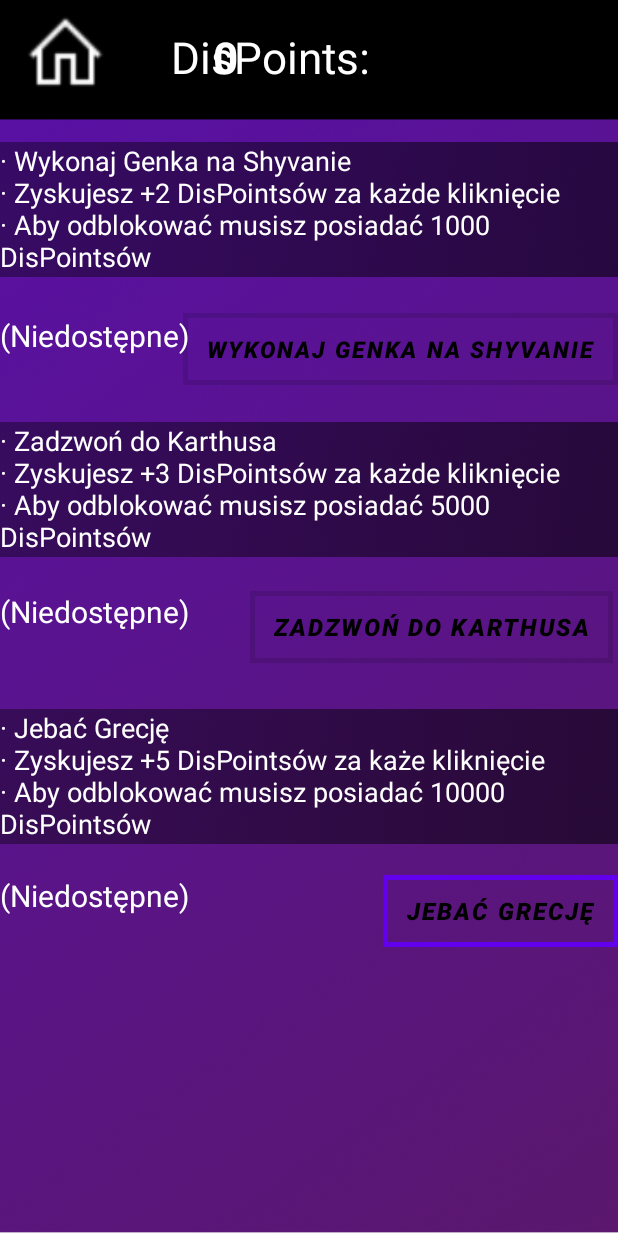
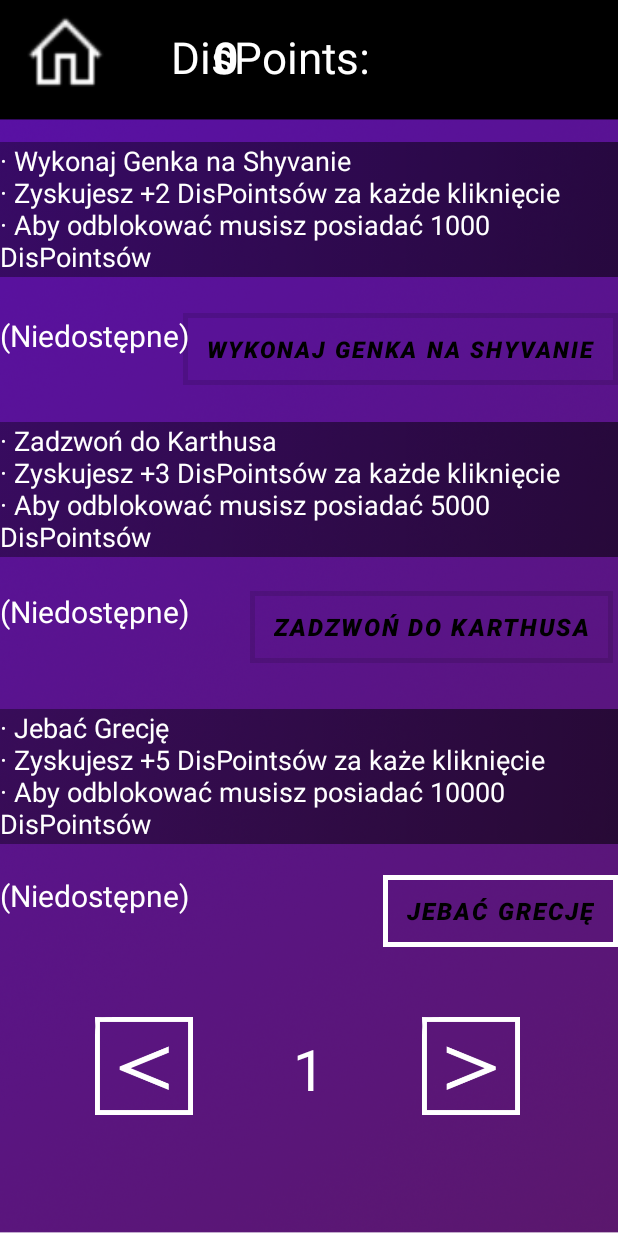
Before and after one commit to LukaszHolowacz/DisClicker, an Android app: the screen it shows after launch (smieszne_ciuszki_activity), after a tap on an icon or button, on a phone screen of 412 x 824 dp. Run offline under Robolectric (Android 15) with nearby library versions, the phone set to English and light mode, and no system bars.

Commit message:
- Dodanie przycisków nastepna strona i poprzednia w sklepie Śmieszne Ciuszki - Dodanie animacji po wciśnięciu głownego przycisku - Zmiana niektórych kolorów

```diff
--- a/app/src/main/java/com/example/disclicker/MainActivity.kt
+++ b/app/src/main/java/com/example/disclicker/MainActivity.kt
@@ -3,6 +3,7 @@ package com.example.disclicker
 import android.content.Intent
 import androidx.appcompat.app.AppCompatActivity
 import android.os.Bundle
+import android.view.animation.AnimationUtils
 import android.widget.Button
 import android.widget.ImageButton
 import android.widget.ImageView
@@ -20,11 +21,23 @@ class MainActivity : AppCompatActivity() {
         val smieszne_ciuszki_button = findViewById<ImageView>(R.id.smieszneciuszki)
         val score_text = findViewById<TextView>(R.id.score_text)
 
+        val scaleup = AnimationUtils.loadAnimation(this,R.anim.scale_up)
+        val scaledown = AnimationUtils.loadAnimation(this,R.anim.scale_down)
+        val rotate = AnimationUtils.loadAnimation(this,R.anim.rotate)
+        val fade = AnimationUtils.loadAnimation(this,R.anim.fade)
+
         var ile_dostajesz = 1
 
         przycisk_podstawowy.setOnClickListener {
             wynik += ile_dostajesz
             score_text.text = wynik.toString()
+            if(wynik.mod(69) == 0){
+                przycisk_podstawowy.startAnimation(rotate)
+            }
+            else{
+                przycisk_podstawowy.startAnimation(scaleup)
+                przycisk_podstawowy.startAnimation(scaledown)
+            }
         }
         settings_button.setOnClickListener {
             val intent = Intent(this,settings_activity::class.java)
--- a/app/src/main/res/layout/activity_smieszne_ciuszki.xml
+++ b/app/src/main/res/layout/activity_smieszne_ciuszki.xml
@@ -1,6 +1,7 @@
 <?xml version="1.0" encoding="utf-8"?>
 <androidx.constraintlayout.widget.ConstraintLayout xmlns:android="http://schemas.android.com/apk/res/android"
     xmlns:app="http://schemas.android.com/apk/res-auto"
+    xmlns:tools="http://schemas.android.com/tools"
     android:layout_width="match_parent"
     android:layout_height="match_parent"
     android:background="@drawable/disclicker_bg">
@@ -179,4 +180,41 @@
         app:layout_constraintStart_toStartOf="parent"
         app:layout_constraintTop_toTopOf="parent"
         app:layout_constraintVertical_bias="0.644" />
+
+    <Button
+        android:id="@+id/back"
+        android:layout_width="65dp"
+        android:layout_height="65dp"
+        android:background="@drawable/back"
+        app:layout_constraintBottom_toBottomOf="parent"
+        app:layout_constraintEnd_toEndOf="parent"
+        app:layout_constraintHorizontal_bias="0.182"
+        app:layout_constraintStart_toStartOf="parent"
+        app:layout_constraintTop_toTopOf="parent"
+        app:layout_constraintVertical_bias="0.894" />
+
+    <Button
+        android:id="@+id/next"
+        android:layout_width="65dp"
+        android:layout_height="65dp"
+        android:background="@drawable/next"
+        app:layout_constraintBottom_toBottomOf="parent"
+        app:layout_constraintEnd_toEndOf="parent"
+        app:layout_constraintHorizontal_bias="0.812"
+        app:layout_constraintStart_toStartOf="parent"
+        app:layout_constraintTop_toTopOf="parent"
+        app:layout_constraintVertical_bias="0.894" />
+
+    <TextView
+        android:id="@+id/Strona"
+        android:layout_width="wrap_content"
+        android:layout_height="wrap_content"
+        android:text="1"
+        android:textColor="#FFFFFF"
+        android:textSize="38sp"
+        app:layout_constraintBottom_toBottomOf="parent"
+        app:layout_constraintEnd_toEndOf="parent"
+        app:layout_constraintStart_toStartOf="parent"
+        app:layout_constraintTop_toTopOf="parent"
+        app:layout_constraintVertical_bias="0.889" />
 </androidx.constraintlayout.widget.ConstraintLayout>
--- a/app/src/main/res/values-night/themes.xml
+++ b/app/src/main/res/values-night/themes.xml
@@ -2,13 +2,13 @@
     <!-- Base application theme. -->
     <style name="Theme.DisClicker" parent="Theme.MaterialComponents.DayNight.NoActionBar">
         <!-- Primary brand color. -->
-        <item name="colorPrimary">@color/purple_200</item>
-        <item name="colorPrimaryVariant">@color/purple_700</item>
-        <item name="colorOnPrimary">@color/black</item>
+        <item name="colorPrimary">@color/white</item>
+        <item name="colorPrimaryVariant">@color/black</item>
+        <item name="colorOnPrimary">@color/white</item>
         <!-- Secondary brand color. -->
-        <item name="colorSecondary">@color/teal_200</item>
-        <item name="colorSecondaryVariant">@color/teal_200</item>
-        <item name="colorOnSecondary">@color/black</item>
+        <item name="colorSecondary">@color/white</item>
+        <item name="colorSecondaryVariant">@color/white</item>
+        <item name="colorOnSecondary">@color/white</item>
         <!-- Status bar color. -->
         <item name="android:statusBarColor" tools:targetApi="l">?attr/colorPrimaryVariant</item>
         <!-- Customize your theme here. -->
--- a/app/src/main/res/values/themes.xml
+++ b/app/src/main/res/values/themes.xml
@@ -2,13 +2,13 @@
     <!-- Base application theme. -->
     <style name="Theme.DisClicker" parent="Theme.MaterialComponents.DayNight.NoActionBar">
         <!-- Primary brand color. -->
-        <item name="colorPrimary">@color/purple_500</item>
-        <item name="colorPrimaryVariant">@color/purple_700</item>
+        <item name="colorPrimary">@color/white</item>
+        <item name="colorPrimaryVariant">@color/black</item>
         <item name="colorOnPrimary">@color/white</item>
         <!-- Secondary brand color. -->
-        <item name="colorSecondary">@color/teal_200</item>
-        <item name="colorSecondaryVariant">@color/teal_700</item>
-        <item name="colorOnSecondary">@color/black</item>
+        <item name="colorSecondary">@color/white</item>
+        <item name="colorSecondaryVariant">@color/white</item>
+        <item name="colorOnSecondary">@color/white</item>
         <!-- Status bar color. -->
         <item name="android:statusBarColor" tools:targetApi="l">?attr/colorPrimaryVariant</item>
         <!-- Customize your theme here. -->
```
Also changed, not shown: app/src/main/res/drawable/back.png (added), app/src/main/res/drawable/next.png (added), 2 other files.
